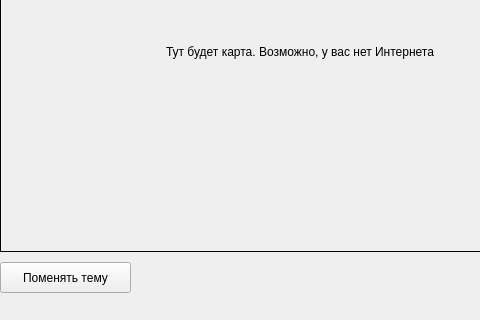
Before: the Qt Designer form design.ui in VND0/maps-qt, drawn with Qt 5; both pictures show x 0 to 480 and y 198 to 518 of the 599 by 518 pixel window.
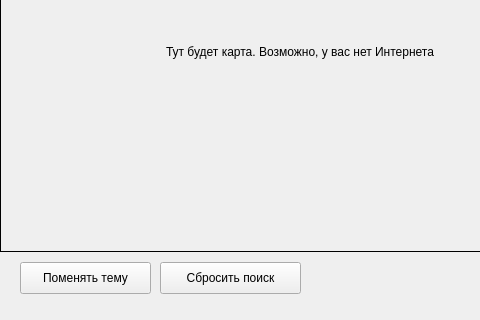
After: the same form once the commit is applied.

Commit message: Added resetting search

Diff of the .ui file:
```diff
--- a/design.ui
+++ b/design.ui
@@ -41,10 +41,10 @@
    <widget class="QPushButton" name="theme_switcher">
     <property name="geometry">
      <rect>
-      <x>0</x>
+      <x>20</x>
       <y>460</y>
       <width>131</width>
-      <height>31</height>
+      <height>32</height>
      </rect>
     </property>
     <property name="text">
@@ -77,6 +77,19 @@
      <string>Найти</string>
     </property>
    </widget>
+   <widget class="QPushButton" name="search_reset_btn">
+    <property name="geometry">
+     <rect>
+      <x>160</x>
+      <y>460</y>
+      <width>141</width>
+      <height>32</height>
+     </rect>
+    </property>
+    <property name="text">
+     <string>Сбросить поиск</string>
+    </property>
+   </widget>
   </widget>
   <widget class="QStatusBar" name="statusbar"/>
  </widget>
```
Left out of the diff: 3 changed lines with no effect on the pictures. The commit also changes 2 other files.
